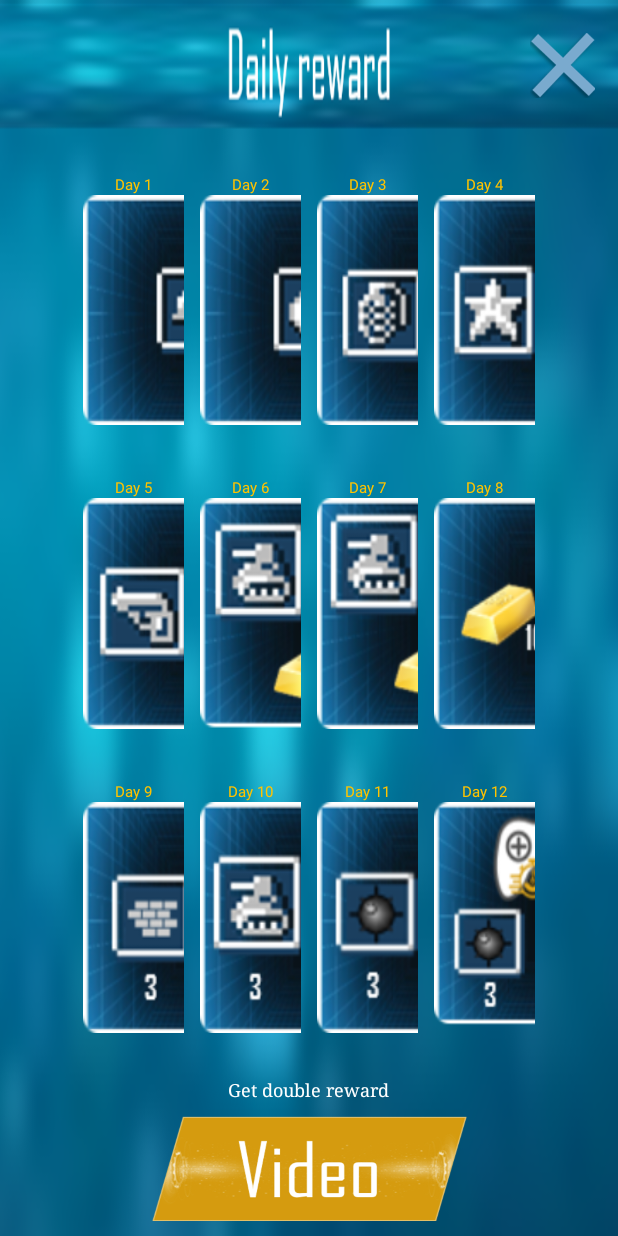
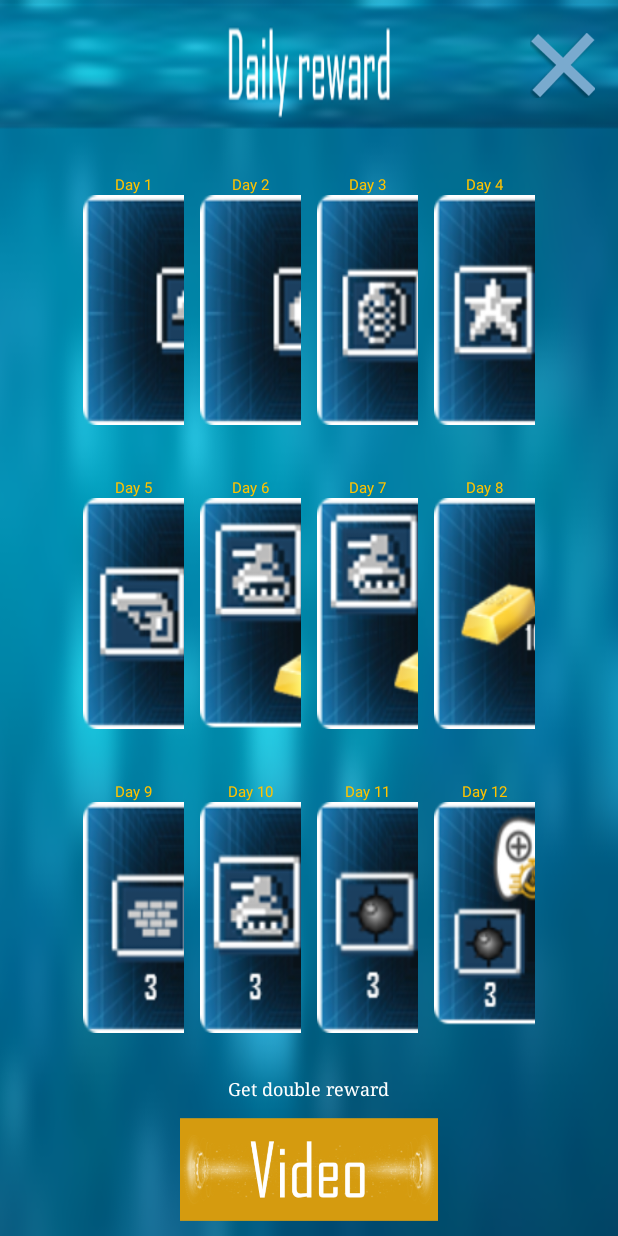
Before and after one commit to ienebuse/JiokyeTanks-Multiplayer, an Android app: the layout dialog_daily_reward.xml on its own in the app's theme, with its tools: preview values and no code run, on a phone screen of 412 x 824 dp. Run offline under Robolectric (Android 15) with nearby library versions, the phone set to English and light mode, and no system bars; Roboto replaces fonts that are not available here.

Commit message:
daily reward view fix

```diff
--- a/TankBattleMultiplayer/app/src/main/res/layout/dialog_daily_reward.xml
+++ b/TankBattleMultiplayer/app/src/main/res/layout/dialog_daily_reward.xml
@@ -779,6 +779,7 @@
                 android:layout_width="match_parent"
                 android:layout_height="0dp"
                 android:layout_weight="2"
+                android:layout_marginTop="2dp"
                 android:gravity="center_vertical">
 
 <!--                    <TextView-->
@@ -800,7 +801,7 @@
                     app:layout_constraintLeft_toLeftOf="parent"
                     app:layout_constraintBottom_toBottomOf="parent"
                     app:layout_constraintRight_toRightOf="parent"
-                    app:layout_constraintDimensionRatio="W,3:1"
+                    app:layout_constraintDimensionRatio="3:1.2"
                     android:background="@drawable/videobtn2"
                     />
 
```
Also changed, not shown: TankBattleMultiplayer/app/src/main/res/drawable/videobtn2.png.
